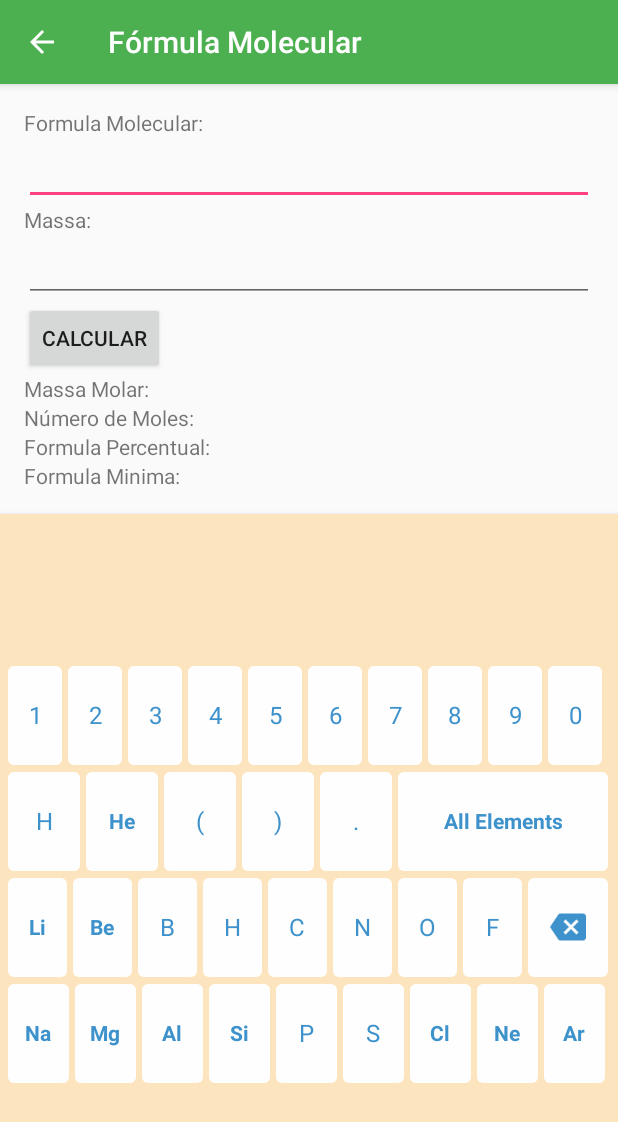
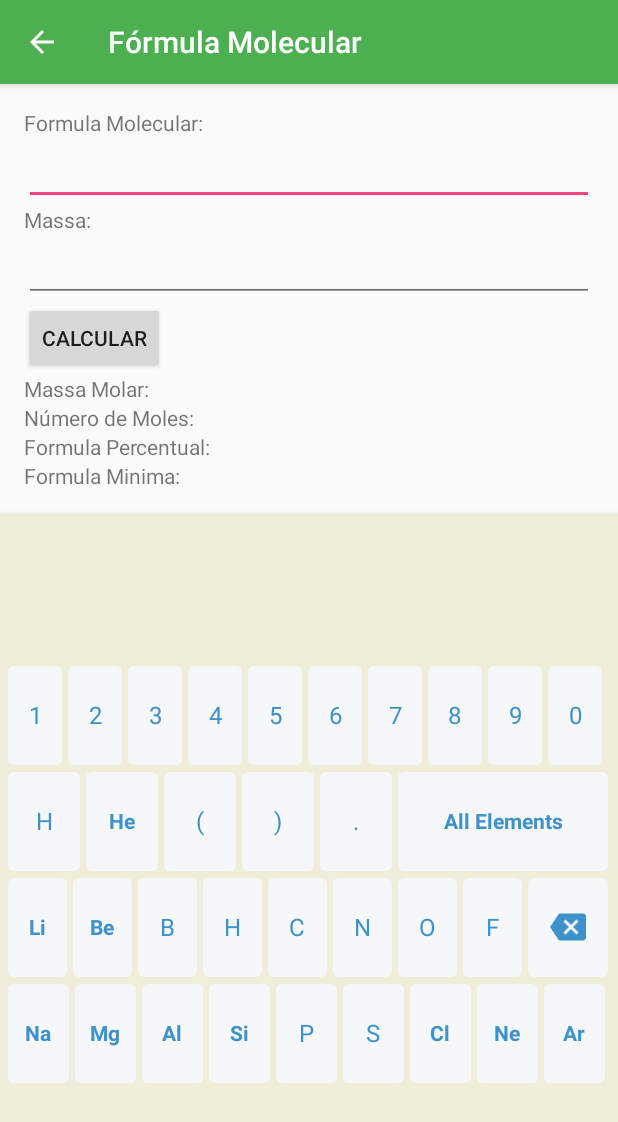
Before and after one commit to fcoeverardo/Estequiometria, an Android app: the Interaction14Activity screen opened directly, with no data from a screen before it, on a phone screen of 412 x 824 dp. Shown: the top 1122 px of the screen. Run offline under Robolectric (Android 15) with nearby library versions, the phone set to English and light mode, and no system bars.

```diff
--- a/app/src/main/java/quimica/ufc/br/estequiometria/InteractionAcitivity.java
+++ b/app/src/main/java/quimica/ufc/br/estequiometria/InteractionAcitivity.java
@@ -13,7 +13,9 @@ import android.view.WindowManager;
 import android.view.inputmethod.InputMethodManager;
 import android.widget.Button;
 import android.widget.EditText;
+import android.widget.LinearLayout;
 import android.widget.TextView;
+import android.widget.Toast;
 
 import java.text.DecimalFormat;
 import java.util.ArrayList;
@@ -79,6 +81,7 @@ public class InteractionAcitivity extends BasicActivity {
 
     private Keyboard keyboard;
     private KeyboardView keyboardView;
+    private LinearLayout keyboardLayout;
     protected EditText etFormula;
 
     public static double MOLAR_MASS;
@@ -98,6 +101,8 @@ public class InteractionAcitivity extends BasicActivity {
 
         etFormula = (EditText) findViewById(R.id.etFormula);
 
+        keyboardLayout = (LinearLayout) findViewById(R.id.keyboardLayout);
+
         keyboardView = (KeyboardView) findViewById(R.id.keyboardview);
 
         keyboard = new Keyboard(getBaseContext(), R.xml.keyboard);
@@ -107,8 +112,22 @@ public class InteractionAcitivity extends BasicActivity {
         etFormula.setOnClickListener(new View.OnClickListener() {
             @Override
             public void onClick(View v) {
+                showCustomKeyboard(v);
                 hideKeyboard(v);
-                showCustomKeyboard(v);
+
+            }
+        });
+
+        etFormula.setOnFocusChangeListener(new View.OnFocusChangeListener() {
+            @Override
+            public void onFocusChange(View v, boolean hasFocus) {
+                if(hasFocus){
+                    showCustomKeyboard(v);
+                    hideKeyboard(v);
+                }
+
+                else
+                    hideCustomKeyboardIfVisible();
             }
         });
 
@@ -150,18 +169,21 @@ public class InteractionAcitivity extends BasicActivity {
     }
 
     public void hideCustomKeyboard() {
-        keyboardView.setVisibility(View.GONE);
-        keyboardView.setEnabled(false);
+
+        keyboardLayout.setVisibility(View.GONE);
+        //keyboardView.setEnabled(false);
     }
 
     public void showCustomKeyboard( View v ) {
-        keyboardView.setVisibility(View.VISIBLE);
+        if( v!=null )
+            ((InputMethodManager)getSystemService(BasicActivity.INPUT_METHOD_SERVICE)).hideSoftInputFromWindow(v.getWindowToken(), 0);
+
+        keyboardLayout.setVisibility(View.VISIBLE);
         keyboardView.setEnabled(true);
-        if( v!=null ) ((InputMethodManager)getSystemService(BasicActivity.INPUT_METHOD_SERVICE)).hideSoftInputFromWindow(v.getWindowToken(), 0);
     }
 
     public boolean isCustomKeyboardVisible() {
-        return keyboardView.getVisibility() == View.VISIBLE;
+        return keyboardLayout.getVisibility() == View.VISIBLE;
     }
 
     public void hideCustomKeyboardIfVisible(){
@@ -180,6 +202,8 @@ public class InteractionAcitivity extends BasicActivity {
         public final static int CodeAllRight = 55004;
         public final static int CodeNext     = 55005;
         public final static int CodeClear    = 55006;
+        public final static int CodeAllElements = -10; // Key All Element
+
         @Override
         public void onPress(int i) {
 
@@ -201,7 +225,7 @@ public class InteractionAcitivity extends BasicActivity {
             if( primaryCode==CodeCancel ) {
                 hideCustomKeyboard();
             } else if( primaryCode==CodeDelete ) {
-                if( editable!=null && start>0 ) editable.delete(start - 1, start);
+                deleteElement(editable,start);
             } else if( primaryCode==CodeClear ) {
                 if( editable!=null ) editable.clear();
             } else if( primaryCode==CodeLeft ) {
@@ -340,4 +364,18 @@ public class InteractionAcitivity extends BasicActivity {
 
     public String formatFloat(double number){ return numberFormat.format(number); }
 
+    public void deleteElement(Editable editable,int start){
+
+        String aux = editable.toString();
+
+        if( editable!=null && start>0 ){
+            if(aux.charAt(aux.length()-1) >= 'a' && aux.charAt(aux.length()-1) <= 'z')
+                editable.delete(start - 2, start);
+            else
+                editable.delete(start - 1, start);
+        }
+
+
+    }
+
 }
--- a/app/src/main/res/drawable/keysbackground.xml
+++ b/app/src/main/res/drawable/keysbackground.xml
@@ -3,7 +3,7 @@
 
     <item android:state_pressed="false">
         <shape>
-            <solid android:color="#fefefe"></solid>
+            <solid android:color="#F6F7F9"></solid>
             <corners android:radius="4dp"></corners>
         </shape>
 
--- a/app/src/main/res/layout/activity_interaction14.xml
+++ b/app/src/main/res/layout/activity_interaction14.xml
@@ -20,7 +20,6 @@
             android:paddingLeft="@dimen/activity_horizontal_margin"
             android:paddingRight="@dimen/activity_horizontal_margin"
             android:paddingTop="@dimen/activity_vertical_margin">
-
 
 
             <include
--- a/app/src/main/res/layout/keyboard_layout.xml
+++ b/app/src/main/res/layout/keyboard_layout.xml
@@ -7,7 +7,8 @@
     android:background="@color/keyboradbackgournd"
     android:paddingLeft="5dp"
     android:paddingRight="5dp"
-    android:elevation="4dp" >
+    android:elevation="4dp"
+    android:id="@+id/keyboardLayout">
 
     <FrameLayout
         android:layout_width="match_parent"
@@ -17,14 +18,13 @@
             android:id="@+id/keyboardview"
             android:background="@drawable/keyboardbackground"
             android:layout_width="fill_parent"
-            android:layout_height="110dp"
+            android:layout_height="match_parent"
             android:layout_gravity="center_vertical"
             android:focusable="true"
             android:keyBackground="@drawable/keysbackground"
             android:keyTextColor="@color/keyboradkey"
             android:keyTextSize="16sp"
             android:focusableInTouchMode="true"
-            android:visibility="visible"
             android:shadowRadius="0"/>
     </FrameLayout>
 
--- a/app/src/main/res/layout/molecular_formula.xml
+++ b/app/src/main/res/layout/molecular_formula.xml
@@ -45,7 +45,7 @@
 
     <EditText
         android:id="@+id/etFormula"
-        android:inputType=""
+        android:inputType="none"
         android:layout_width="match_parent"
         android:layout_height="wrap_content" />
 
--- a/app/src/main/res/values/colors.xml
+++ b/app/src/main/res/values/colors.xml
@@ -9,7 +9,7 @@
 
     <color name="colorSecondaryText">#999</color>
 
-    <color name="keyboradbackgournd">#fce5be</color>
+    <color name="keyboradbackgournd">#f0eed9</color>
     <color name="keyboradkey">#3e92cc</color>
 
 </resources>
--- a/app/src/main/res/xml/keyboard.xml
+++ b/app/src/main/res/xml/keyboard.xml
@@ -3,9 +3,9 @@
     android:verticalGap="5dp"
     android:keyHeight="8%p">
 
-    <Row android:keyWidth="9%p">
+    <Row android:keyWidth="9%p" android:popupKeyboard="@android:color/transparent">
         <Key android:codes="1"    android:keyLabel="1" android:horizontalGap="1%p" android:isRepeatable="false"  android:keyEdgeFlags="left"/>
-        <Key android:codes="2"    android:keyLabel="2" android:horizontalGap="1%p"/>
+        <Key android:codes="2"    android:keyLabel="2" android:horizontalGap="1%p" />
         <Key android:codes="3"    android:keyLabel="3" android:horizontalGap="1%p" />
         <Key android:codes="4"    android:keyLabel="4" android:horizontalGap="1%p" />
         <Key android:codes="5"    android:keyLabel="5" android:horizontalGap="1%p" />
@@ -22,29 +22,29 @@
         <Key android:codes="6000"    android:keyLabel="(" android:horizontalGap="1%p" />
         <Key android:codes="7000"    android:keyLabel=")" android:horizontalGap="1%p" />
         <Key android:codes="8000"    android:keyLabel="." android:horizontalGap="1%p" />
-        <Key android:codes="8000"    android:keyLabel="All Elements" android:horizontalGap="1%p" android:keyWidth="35%p"   android:keyEdgeFlags="right"/>
+        <Key android:codes="-10"    android:keyLabel="All Elements" android:horizontalGap="1%p" android:keyWidth="35%p"   android:keyEdgeFlags="right"/>
     </Row>
 
     <Row android:keyWidth="11%p">
-        <Key android:codes="1000"    android:keyLabel="Li" android:horizontalGap="1%p" android:keyEdgeFlags="left"/>
-        <Key android:codes="2000"    android:keyLabel="Be" android:horizontalGap="1%p"/>
-        <Key android:codes="4000"    android:keyLabel="B" android:horizontalGap="1%p" />
+        <Key android:codes="15000"    android:keyLabel="Li" android:horizontalGap="1%p" android:keyEdgeFlags="left"/>
+        <Key android:codes="16000"    android:keyLabel="Be" android:horizontalGap="1%p"/>
+        <Key android:codes="17000"    android:keyLabel="B" android:horizontalGap="1%p" />
         <Key android:codes="3000"    android:keyLabel="H" android:horizontalGap="1%p" />
-        <Key android:codes="5000"    android:keyLabel="C" android:horizontalGap="1%p" />
-        <Key android:codes="6000"    android:keyLabel="N" android:horizontalGap="1%p" />
-        <Key android:codes="7000"    android:keyLabel="O" android:horizontalGap="1%p" />
-        <Key android:codes="8000"    android:keyLabel="F" android:horizontalGap="1%p" />
+        <Key android:codes="9000"    android:keyLabel="C" android:horizontalGap="1%p" />
+        <Key android:codes="4000"    android:keyLabel="N" android:horizontalGap="1%p" />
+        <Key android:codes="5000"    android:keyLabel="O" android:horizontalGap="1%p" />
+        <Key android:codes="18000"    android:keyLabel="F" android:horizontalGap="1%p" />
         <Key android:codes="-5"    android:keyIcon="@drawable/ic_backspace" android:keyWidth="15%p" android:horizontalGap="1%p" android:keyEdgeFlags="right"/>
     </Row>
     <Row android:keyWidth="11%p">
-        <Key android:codes="9000"    android:keyLabel="Na" android:horizontalGap="1%p" android:keyEdgeFlags="left"/>
-        <Key android:codes="10000"    android:keyLabel="Mg" android:horizontalGap="1%p"/>
-        <Key android:codes="11000"    android:keyLabel="Al" android:horizontalGap="1%p" />
-        <Key android:codes="12000"    android:keyLabel="Si" android:horizontalGap="1%p" />
-        <Key android:codes="13000"    android:keyLabel="P" android:horizontalGap="1%p" />
-        <Key android:codes="13000"    android:keyLabel="S" android:horizontalGap="1%p" />
-        <Key android:codes="13000"    android:keyLabel="Cl" android:horizontalGap="1%p" />
-        <Key android:codes="13000"    android:keyLabel="Ne" android:horizontalGap="1%p" />
-        <Key android:codes="13000"    android:keyLabel="Ar" android:horizontalGap="1%p" android:keyEdgeFlags="right"/>
+        <Key android:codes="1000"    android:keyLabel="Na" android:horizontalGap="1%p" android:keyEdgeFlags="left"/>
+        <Key android:codes="19000"    android:keyLabel="Mg" android:horizontalGap="1%p"/>
+        <Key android:codes="20000"    android:keyLabel="Al" android:horizontalGap="1%p" />
+        <Key android:codes="21000"    android:keyLabel="Si" android:horizontalGap="1%p" />
+        <Key android:codes="22000"    android:keyLabel="P" android:horizontalGap="1%p" />
+        <Key android:codes="23000"    android:keyLabel="S" android:horizontalGap="1%p" />
+        <Key android:codes="2000"    android:keyLabel="Cl" android:horizontalGap="1%p" />
+        <Key android:codes="25000"    android:keyLabel="Ne" android:horizontalGap="1%p" />
+        <Key android:codes="26000"    android:keyLabel="Ar" android:horizontalGap="1%p" android:keyEdgeFlags="right"/>
     </Row>
 </Keyboard>
```
Also changed, not shown: app/src/main/java/quimica/ufc/br/estequiometria/parser/CodeConverter.java (+25 -0 lines).
